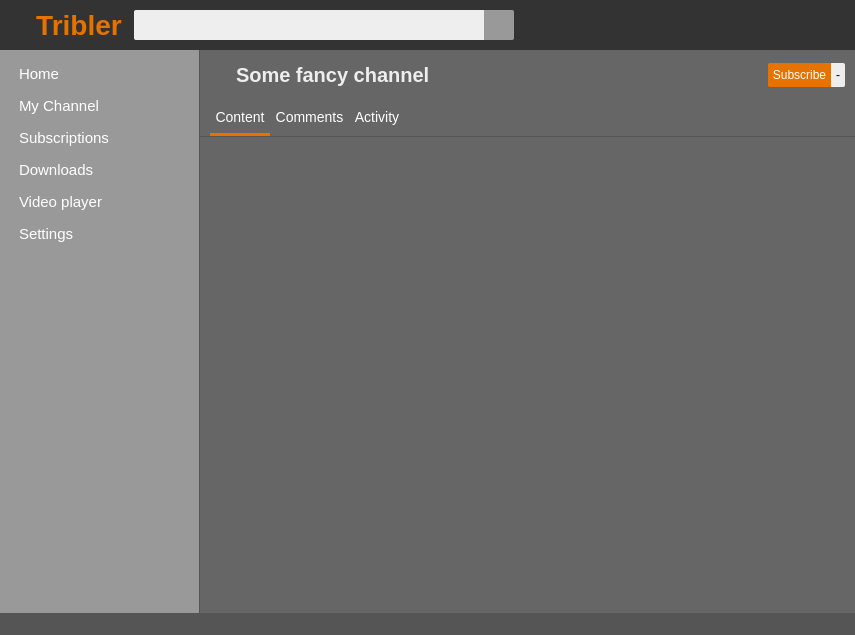
Before: the Qt Designer form TriblerGUI/qt_resources/mainwindow.ui in devos50/TriblerGUI, drawn with Qt 5.
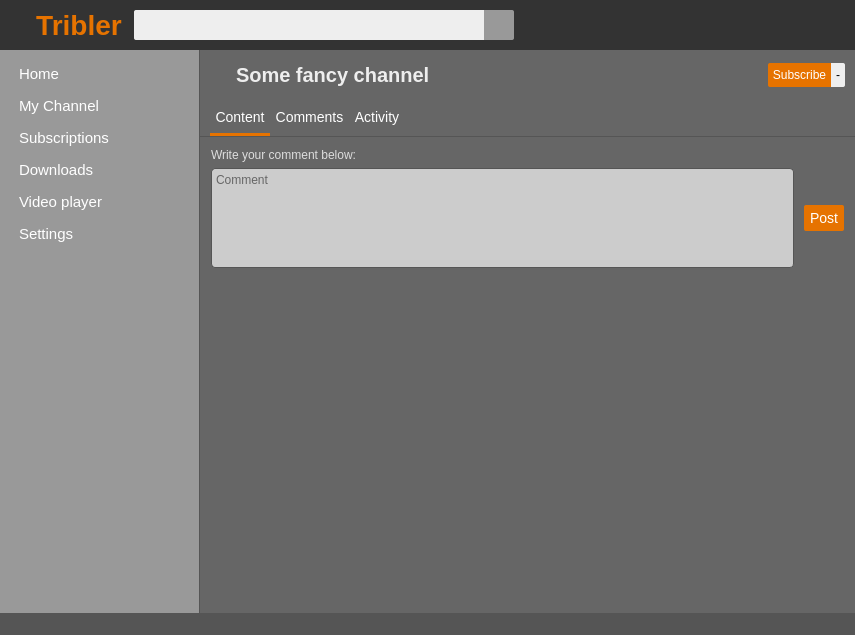
After: the same form once the commit is applied. The open tabs and pages were chosen to show the change. Icons and pictures are not drawn. Custom widgets are drawn as their Qt base class.

Commit message: Removed icon in comments list, added panel to write a comment

What changed in the file:
```diff
--- a/TriblerGUI/qt_resources/mainwindow.ui
+++ b/TriblerGUI/qt_resources/mainwindow.ui
@@ -2812,6 +2812,9 @@
             </widget>
             <widget class="QWidget" name="channel_comments_page">
              <layout class="QVBoxLayout" name="verticalLayout">
+              <property name="spacing">
+               <number>0</number>
+              </property>
               <property name="leftMargin">
                <number>0</number>
               </property>
@@ -2824,6 +2827,134 @@
               <property name="bottomMargin">
                <number>0</number>
               </property>
+              <item>
+               <widget class="QWidget" name="write_comment_container" native="true">
+                <property name="sizePolicy">
+                 <sizepolicy hsizetype="Preferred" vsizetype="Minimum">
+                  <horstretch>0</horstretch>
+                  <verstretch>0</verstretch>
+                 </sizepolicy>
+                </property>
+                <layout class="QVBoxLayout" name="verticalLayout_6">
+                 <item>
+                  <widget class="QLabel" name="write_comment_header">
+                   <property name="styleSheet">
+                    <string notr="true">color: #ddd;</string>
+                   </property>
+                   <property name="text">
+                    <string>Write your comment below:</string>
+                   </property>
+                  </widget>
+                 </item>
+                 <item>
+                  <widget class="QWidget" name="widget_9" native="true">
+                   <property name="sizePolicy">
+                    <sizepolicy hsizetype="Preferred" vsizetype="Fixed">
+                     <horstretch>0</horstretch>
+                     <verstretch>0</verstretch>
+                    </sizepolicy>
+                   </property>
+                   <property name="minimumSize">
+                    <size>
+                     <width>0</width>
+                     <height>60</height>
+                    </size>
+                   </property>
+                   <layout class="QHBoxLayout" name="horizontalLayout_29">
+                    <property name="spacing">
+                     <number>0</number>
+                    </property>
+                    <property name="leftMargin">
+                     <number>0</number>
+                    </property>
+                    <property name="topMargin">
+                     <number>0</number>
+                    </property>
+                    <property name="rightMargin">
+                     <number>0</number>
+                    </property>
+                    <property name="bottomMargin">
+                     <number>0</number>
+                    </property>
+                    <item>
+                     <widget class="QTextEdit" name="comment_text_area">
+                      <property name="sizePolicy">
+                       <sizepolicy hsizetype="Expanding" vsizetype="Fixed">
+                        <horstretch>0</horstretch>
+                        <verstretch>0</verstretch>
+                       </sizepolicy>
+                      </property>
+                      <property name="minimumSize">
+                       <size>
+                        <width>0</width>
+                        <height>0</height>
+                       </size>
+                      </property>
+                      <property name="maximumSize">
+                       <size>
+                        <width>16777215</width>
+                        <height>100</height>
+                       </size>
+                      </property>
+                      <property name="styleSheet">
+                       <string notr="true">border: 1px solid #555;
+background-color: #ccc;
+border-radius: 4px;</string>
+                      </property>
+                      <property name="placeholderText">
+                       <string>Comment</string>
+                      </property>
+                     </widget>
+                    </item>
+                    <item>
+                     <spacer name="horizontalSpacer_38">
+                      <property name="orientation">
+                       <enum>Qt::Horizontal</enum>
+                      </property>
+                      <property name="sizeType">
+                       <enum>QSizePolicy::Fixed</enum>
+                      </property>
+                      <property name="sizeHint" stdset="0">
+                       <size>
+                        <width>10</width>
+                        <height>20</height>
+                       </size>
+                      </property>
+                     </spacer>
+                    </item>
+                    <item>
+                     <widget class="QToolButton" name="toolButton">
+                      <property name="minimumSize">
+                       <size>
+                        <width>40</width>
+                        <height>26</height>
+                       </size>
+                      </property>
+                      <property name="maximumSize">
+                       <size>
+                        <width>40</width>
+                        <height>26</height>
+                       </size>
+                      </property>
+                      <property name="styleSheet">
+                       <string notr="true">border: none;
+border-radius: 2px;
+background-color: #e67300;
+color: white;
+font-size: 14px;
+</string>
+                      </property>
+                      <property name="text">
+                       <string>Post</string>
+                      </property>
+                     </widget>
+                    </item>
+                   </layout>
+                  </widget>
+                 </item>
+                </layout>
+               </widget>
+              </item>
               <item>
                <widget class="QTreeWidget" name="channel_comments_list">
                 <property name="styleSheet">
```
Left out of the diff: 4 changed lines with no effect on the pictures. The commit also changes 1 other file.
